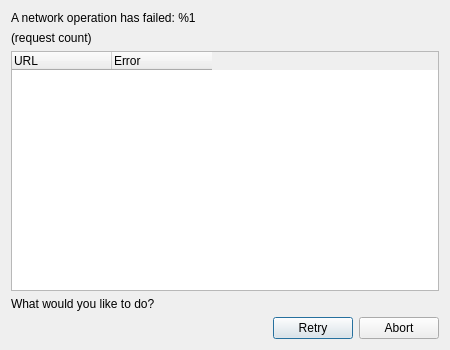
Above: launcher/ui/dialogs/NetworkJobFailedDialog.ui from corecommit/PollyMC-Continued before the change. Below: the same form after it.
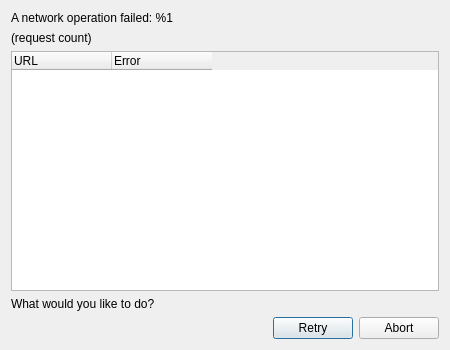
That is the form after the change. Icons and pictures are not drawn.

The edit to the form file:
```diff
--- a/launcher/ui/dialogs/NetworkJobFailedDialog.ui
+++ b/launcher/ui/dialogs/NetworkJobFailedDialog.ui
@@ -26,7 +26,7 @@
       </sizepolicy>
      </property>
      <property name="text">
-      <string>A network operation has failed: %1</string>
+      <string>A network operation failed: %1</string>
      </property>
     </widget>
    </item>
```
